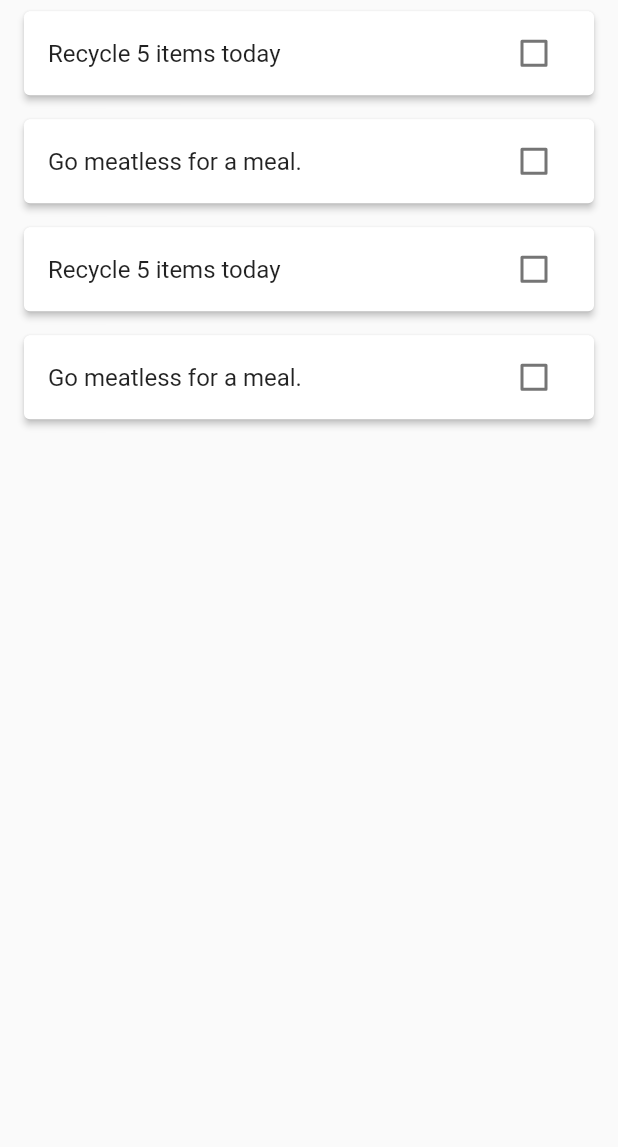
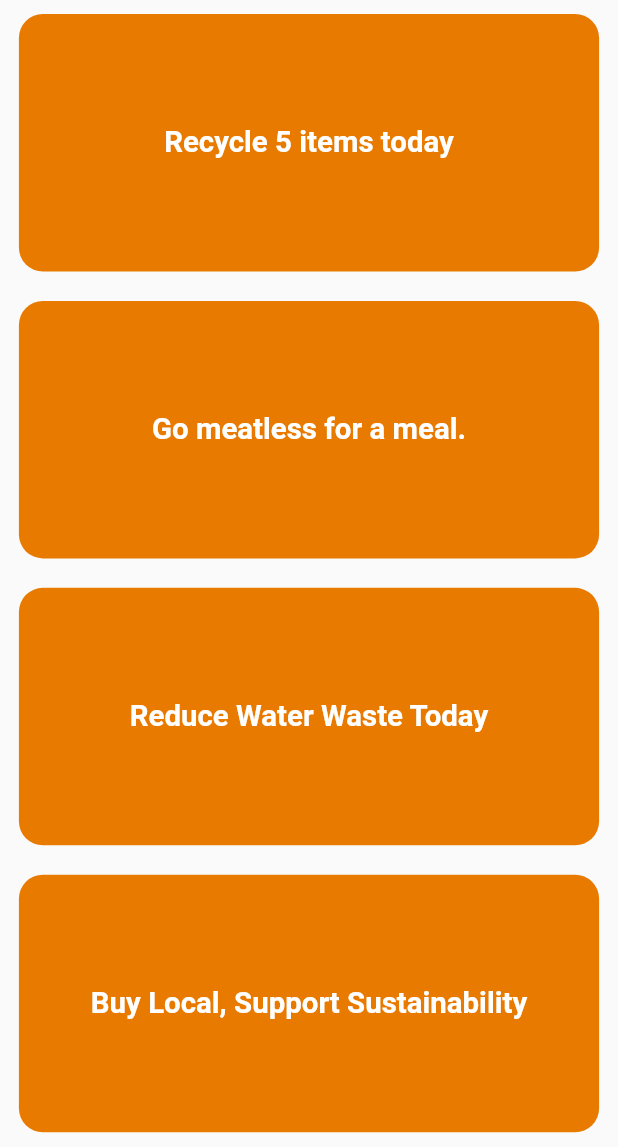
Before and after one commit to jitendrad8696/Trashfix-Flutter-Task, a Flutter app: the HomePage screen opened directly, on a phone screen of 412 x 824 dp, the part 89-1236 px from its top. Run offline on Flutter 3.47's test engine with Material 2 defaults, Android fonts, the light colour scheme and no system bars; our stand-ins replace cloud_firestore, device_preview, firebase_auth, firebase_core, get, introduction_screen and 1 more; accounts and stored records are empty.

Commit message:
first commit

```diff
--- a/lib/views/pages/home/home.dart
+++ b/lib/views/pages/home/home.dart
@@ -3,7 +3,9 @@ import 'package:get/get.dart';
 import 'package:trashfix/services/auth.dart';
 import 'package:trashfix/utils/app_sizes.dart';
 import 'package:trashfix/views/widgets/custom_app_bars/custom_app_bar_2.dart';
+import 'package:trashfix/views/widgets/custom_card_widgets/custom_card_widget.dart';
 import 'package:trashfix/views/widgets/custom_drawer/custom_drawer.dart';
+import 'package:trashfix/views/widgets/custom_titles/custom_title.dart';
 
 class HomePage extends StatefulWidget {
   const HomePage({Key? key}) : super(key: key);
@@ -14,12 +16,6 @@ class HomePage extends StatefulWidget {
 
 class _HomePageState extends State<HomePage> {
   final AuthController _controller = Get.find();
-  List<Task> tasks = [
-    Task(title: 'Recycle 5 items today'),
-    Task(title: 'Go meatless for a meal.'),
-    Task(title: 'Recycle 5 items today'),
-    Task(title: 'Go meatless for a meal.'),
-  ];
 
   @override
   Widget build(BuildContext context) {
@@ -27,44 +23,102 @@ class _HomePageState extends State<HomePage> {
     return Scaffold(
       appBar: appBar2,
       drawer: const CustomDrawer(),
-      body: ListView.builder(
-        itemCount: tasks.length,
-        itemBuilder: (context, index) {
-          return Card(
-            elevation: 2, // Customize card elevation as needed
-            margin: EdgeInsets.symmetric(
-                vertical: 8, horizontal: 16), // Adjust card margins
-            child: ListTile(
-              title: Text(tasks[index].title),
-              trailing: Checkbox(
-                value: tasks[index].isCompleted,
-                onChanged: (value) {
+      body: Column(
+        crossAxisAlignment: CrossAxisAlignment.stretch,
+        children: [
+          CustomCard(
+            text: "Recycle 5 items today",
+            onPressed: () {
+              Get.to(() => TaskPage(taskName: "Recycle 5 items today"));
+            },
+          ),
+          CustomCard(
+            text: "Go meatless for a meal.",
+            onPressed: () {
+              Get.to(() => TaskPage(taskName: "Go meatless for a meal."));
+            },
+          ),
+          CustomCard(
+            text: "Reduce Water Waste Today",
+            onPressed: () {
+              Get.to(() => TaskPage(taskName: "Reduce Water Waste Today"));
+            },
+          ),
+          CustomCard(
+            text: "Buy Local, Support Sustainability",
+            onPressed: () {
+              Get.to(() =>
+                  TaskPage(taskName: "Buy Local, Support Sustainability"));
+            },
+          ),
+        ],
+      ),
+    );
+  }
+}
+
+class TaskPage extends StatefulWidget {
+  String taskName;
+  TaskPage({super.key, required this.taskName});
+
+  @override
+  State<TaskPage> createState() => _TaskPageState();
+}
+
+class _TaskPageState extends State<TaskPage> {
+  bool isTaskStarted = false;
+  bool isTaskCompleted = false;
+  @override
+  Widget build(BuildContext context) {
+    return Scaffold(
+      appBar: appBar2,
+      body: Center(
+        child: Column(
+          mainAxisAlignment: MainAxisAlignment.center,
+          crossAxisAlignment: CrossAxisAlignment.center,
+          children: <Widget>[
+            Text(
+              widget.taskName,
+              style: const TextStyle(fontSize: 24, fontWeight: FontWeight.bold),
+            ),
+            SizedBox(height: AppSizes.height10 * 4),
+            ElevatedButton(
+              onPressed: () {
+                setState(() {
+                  isTaskStarted = true;
+                });
+              },
+              child: const Text('Start Task'),
+            ),
+            SizedBox(height: AppSizes.height10 * 2),
+            if (isTaskStarted && !isTaskCompleted)
+              ElevatedButton(
+                onPressed: () {
                   setState(() {
-                    tasks[index].isCompleted = value!;
+                    isTaskCompleted = true;
                   });
-                  if (value!) {
-                    _showCongratulations(context);
-                  }
+                  _showCongratulationsDialog(context);
                 },
+                child: const Text('Complete Task'),
               ),
-            ),
-          );
-        },
+          ],
+        ),
       ),
     );
   }
 
-  void _showCongratulations(BuildContext context) {
+  void _showCongratulationsDialog(BuildContext context) {
     showDialog(
       context: context,
       builder: (BuildContext context) {
         return AlertDialog(
-          title: Text('Congratulations!'),
-          content: Text('You completed a task.'),
+          title: const Text('Congratulations!'),
+          content: const Text('You have completed the task.'),
           actions: <Widget>[
             TextButton(
-              child: Text('OK'),
+              child: const Text('OK'),
               onPressed: () {
+                Navigator.of(context).pop();
                 Navigator.of(context).pop();
               },
             ),
@@ -74,10 +128,3 @@ class _HomePageState extends State<HomePage> {
     );
   }
 }
-
-class Task {
-  String title;
-  bool isCompleted;
-
-  Task({required this.title, this.isCompleted = false});
-}
--- a/lib/views/widgets/custom_card_widgets/custom_card_widget.dart
+++ b/lib/views/widgets/custom_card_widgets/custom_card_widget.dart
@@ -4,7 +4,8 @@ import 'package:trashfix/utils/app_sizes.dart';
 
 class CustomCard extends StatelessWidget {
   final String text;
-  const CustomCard({super.key, required this.text});
+  final void Function()? onPressed;
+  const CustomCard({super.key, required this.text, required this.onPressed});
 
   @override
   Widget build(BuildContext context) {
@@ -16,7 +17,13 @@ class CustomCard extends StatelessWidget {
           color: ColorConst.primaryColor,
           borderRadius: BorderRadius.circular(16),
         ),
-        child: Text(
+        child: TextButton(
+          onPressed: onPressed,
+          child: Column(
+            mainAxisAlignment: MainAxisAlignment.center,
+            crossAxisAlignment: CrossAxisAlignment.center,
+            children: [
+              Text(
                 text,
                 textAlign: TextAlign.center,
                 style: TextStyle(
@@ -25,6 +32,9 @@ class CustomCard extends StatelessWidget {
                   fontSize: AppSizes.height10 * 2,
                 ),
               ),
+            ],
+          ),
+        ),
       ),
     );
   }
```
Lines whose indentation alone changed are shown as unchanged.
